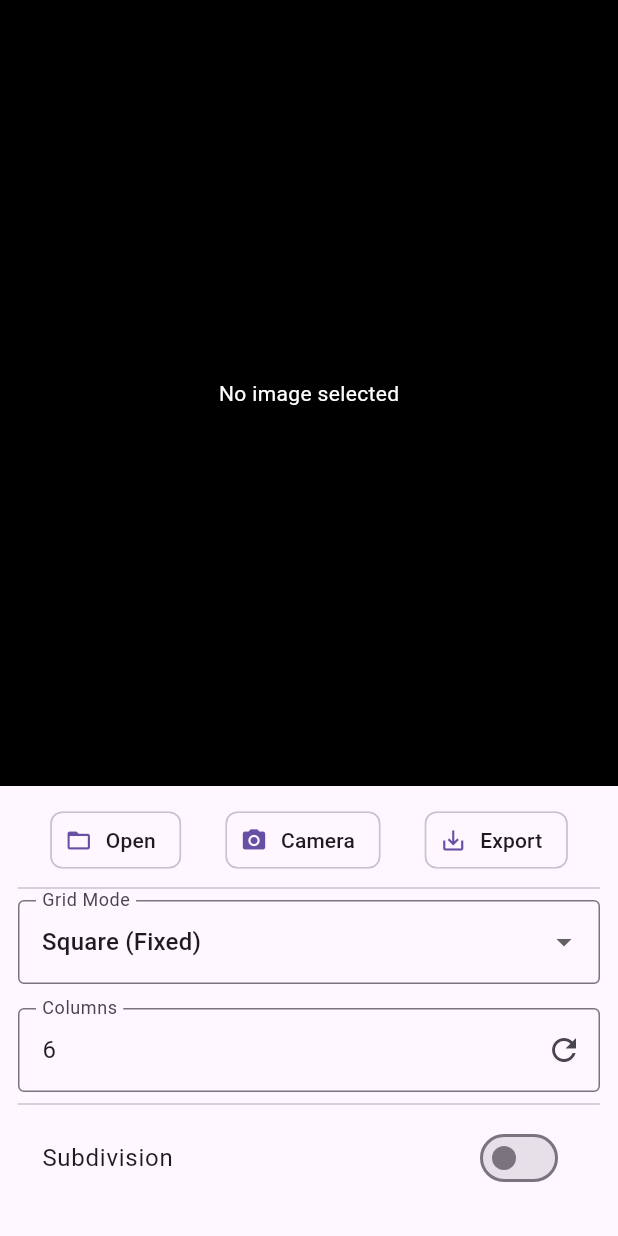
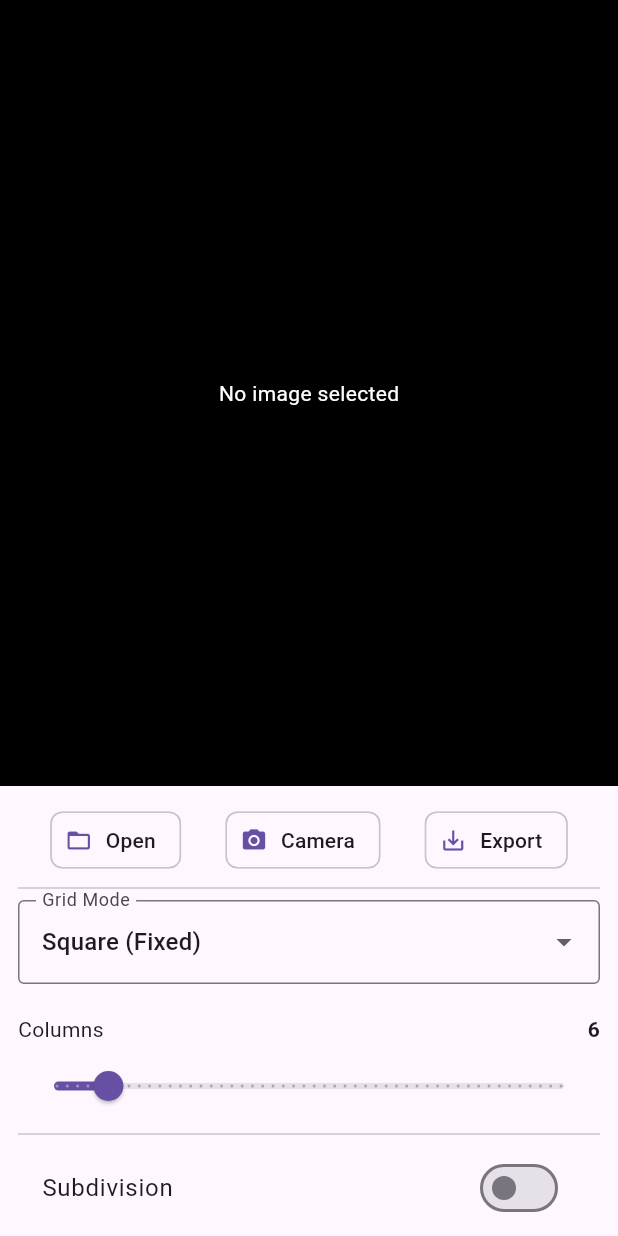
Before and after one commit to Paul-PADataAnalytics/Proportion, a Flutter app: the screen it shows after launch, on a phone screen of 412 x 824 dp. Run offline on Flutter 3.47's test engine with Material 3 defaults, Android fonts, the light colour scheme and no system bars; our stand-ins replace cross_file, image_picker, pdf, share_plus; missing offline and left inert: file_selector.

Commit message:
Changed to scroll bars on phones

```diff
--- a/lib/widgets/toolbar_widget.dart
+++ b/lib/widgets/toolbar_widget.dart
@@ -1,4 +1,5 @@
 import 'package:flutter/material.dart';
+import 'package:flutter/foundation.dart';
 import 'package:provider/provider.dart';
 import 'package:flutter/services.dart';
 import '../models/app_state.dart';
@@ -142,6 +143,10 @@ class ToolbarWidget extends StatelessWidget {
     final mode = state.gridSettings.activeMode;
     final config = state.gridSettings.currentConfig;
 
+    bool isMobile =
+        defaultTargetPlatform == TargetPlatform.android ||
+        defaultTargetPlatform == TargetPlatform.iOS;
+
     List<Widget> inputs = [];
 
     switch (mode) {
@@ -157,6 +162,14 @@ class ToolbarWidget extends StatelessWidget {
         break;
       case GridMode.squareFixed:
         if (config is SquareFixedConfig) {
+          if (isMobile) {
+            inputs.add(
+              _buildSliderInput(context, "Columns", config.columns, (v) {
+                config.columns = v;
+                state.updateConfig(config);
+              }),
+            );
+          } else {
             inputs.add(
               _buildIntInput(
                 context,
@@ -169,6 +182,7 @@ class ToolbarWidget extends StatelessWidget {
                 defaultValue: SquareFixedConfig.defaultColumns,
               ),
             );
+          }
         }
         break;
       case GridMode.rectangular:
@@ -202,6 +216,21 @@ class ToolbarWidget extends StatelessWidget {
         break;
       case GridMode.rectangularFixed:
         if (config is RectangularFixedConfig) {
+          if (isMobile) {
+            inputs.add(
+              _buildSliderInput(context, "Columns", config.columns, (v) {
+                config.columns = v;
+                state.updateConfig(config);
+              }),
+            );
+            inputs.add(const SizedBox(height: 8));
+            inputs.add(
+              _buildSliderInput(context, "Rows", config.rows, (v) {
+                config.rows = v;
+                state.updateConfig(config);
+              }),
+            );
+          } else {
             inputs.add(
               _buildIntInput(
                 context,
@@ -227,6 +256,7 @@ class ToolbarWidget extends StatelessWidget {
                 defaultValue: RectangularFixedConfig.defaultRows,
               ),
             );
+          }
         }
         break;
       case GridMode.circular:
@@ -360,4 +390,44 @@ class ToolbarWidget extends StatelessWidget {
       ],
     );
   }
+
+  Widget _buildSliderInput(
+    BuildContext context,
+    String label,
+    int value,
+    Function(int) onChanged, {
+    int min = 1,
+    int max = 50,
+  }) {
+    return Column(
+      crossAxisAlignment: CrossAxisAlignment.start,
+      children: [
+        Padding(
+          padding: const EdgeInsets.symmetric(horizontal: 0.0, vertical: 4.0),
+          child: Row(
+            mainAxisAlignment: MainAxisAlignment.spaceBetween,
+            children: [
+              Text(label, style: Theme.of(context).textTheme.bodyMedium),
+              Text(
+                value.toString(),
+                style: Theme.of(
+                  context,
+                ).textTheme.bodyMedium?.copyWith(fontWeight: FontWeight.bold),
+              ),
+            ],
+          ),
+        ),
+        Slider(
+          value: value.toDouble().clamp(min.toDouble(), max.toDouble()),
+          min: min.toDouble(),
+          max: max.toDouble(),
+          divisions: max - min,
+          label: value.toString(),
+          onChanged: (double val) {
+            onChanged(val.round());
+          },
+        ),
+      ],
+    );
   }
+}
```
Lines whose indentation alone changed are shown as unchanged.
